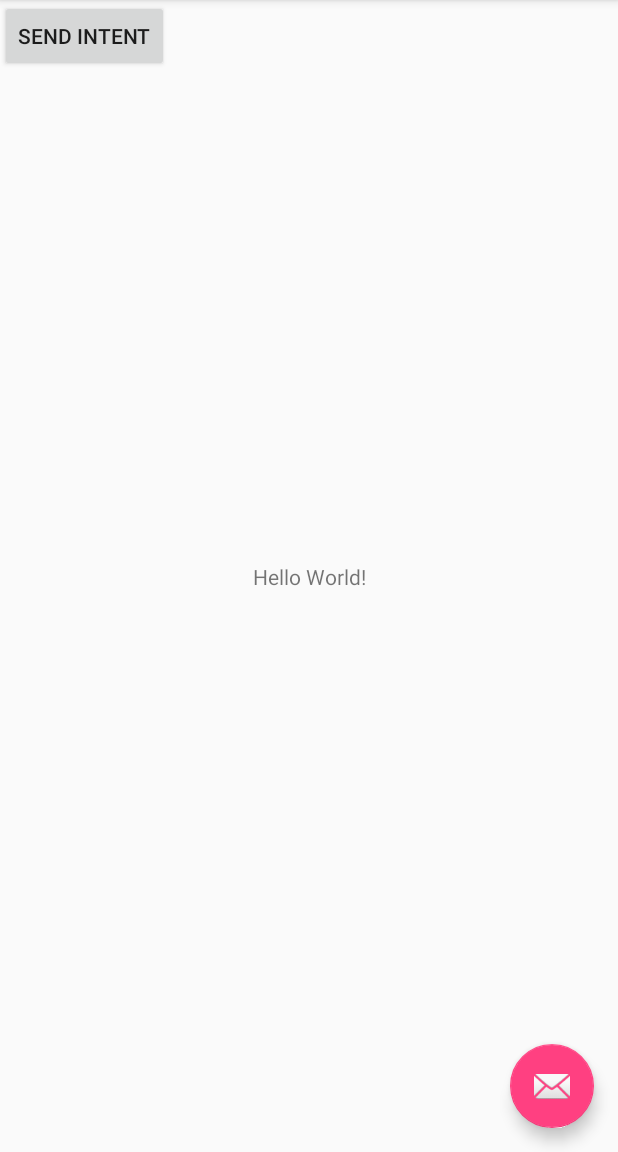
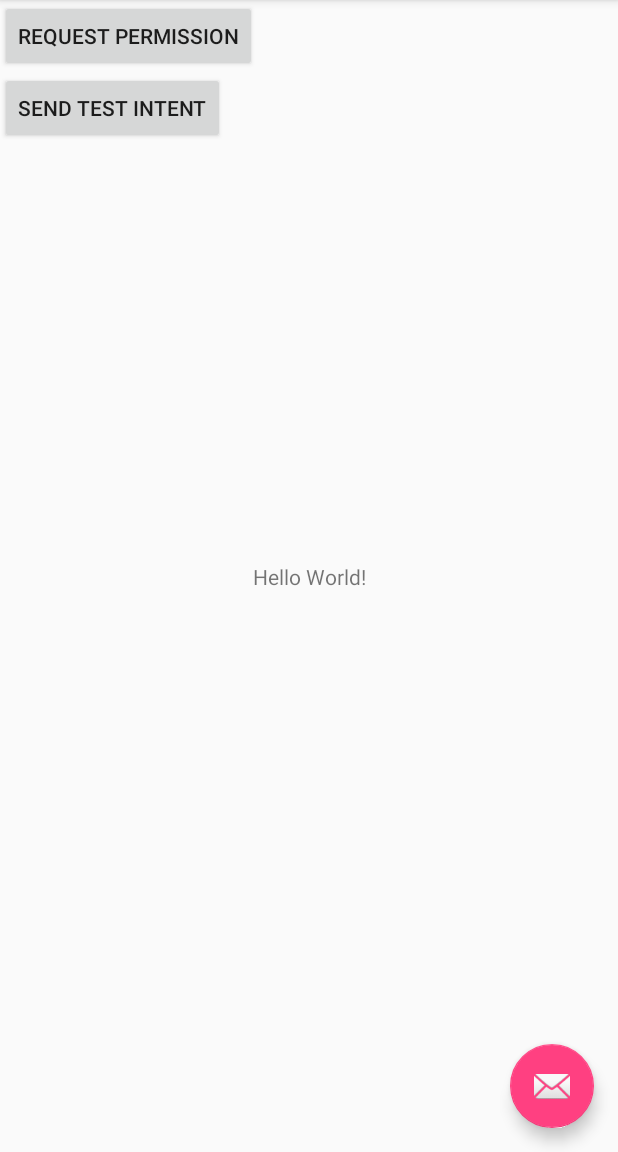
Before and after one commit to haja/push-adapter, an Android app: the screen it shows after launch (PushNotifyActivity), after a tap on an icon or button, on a phone screen of 412 x 824 dp, the part 84-1236 px from its top. Run offline under Robolectric (Android 15) with nearby library versions, the phone set to English and light mode, and no system bars.

Commit message:
UIs: rework buttons

```diff
--- a/app/src/main/java/at/sbaresearch/microgadapter/MainActivity.java
+++ b/app/src/main/java/at/sbaresearch/microgadapter/MainActivity.java
@@ -21,7 +21,6 @@ public class MainActivity extends AppCompatActivity {
 
     FloatingActionButton fab = (FloatingActionButton) findViewById(R.id.fab);
 
-    final MainActivity activity = this;
     fab.setOnClickListener(new View.OnClickListener() {
       @Override
       public void onClick(View view) {
--- a/push-notifier/src/main/java/at/sbaresearch/push_notifier/PushNotifyActivity.java
+++ b/push-notifier/src/main/java/at/sbaresearch/push_notifier/PushNotifyActivity.java
@@ -27,20 +27,22 @@ public class PushNotifyActivity extends AppCompatActivity {
 
     FloatingActionButton fab = (FloatingActionButton) findViewById(R.id.fab);
 
-    final PushNotifyActivity activity = this;
     fab.setOnClickListener(new View.OnClickListener() {
       @Override
       public void onClick(View view) {
-        if (ContextCompat.checkSelfPermission(activity, SEND_PERM)
-            != PackageManager.PERMISSION_GRANTED) {
-          ActivityCompat.requestPermissions(activity, new String[]{SEND_PERM}, SEND_PERM_REQ);
-        } else {
-          // all fine
-        }
       }
     });
 
 
+  }
+
+  public void reqPermission(View view) {
+    if (ContextCompat.checkSelfPermission(this, SEND_PERM)
+        != PackageManager.PERMISSION_GRANTED) {
+      ActivityCompat.requestPermissions(this, new String[]{SEND_PERM}, SEND_PERM_REQ);
+    } else {
+      // all fine
+    }
   }
 
   @Override
--- a/push-notifier/src/main/res/layout/content_push_notify.xml
+++ b/push-notifier/src/main/res/layout/content_push_notify.xml
@@ -17,11 +17,20 @@
             app:layout_constraintLeft_toLeftOf="parent"
             app:layout_constraintRight_toRightOf="parent"
             app:layout_constraintTop_toTopOf="parent"/>
+
     <Button
-            android:layout_width="wrap_content"
-            android:layout_height="wrap_content"
-            android:text="send intent"
-            android:onClick="sendIntent"
-            android:id="@+id/button_connect" />
+        android:layout_width="wrap_content"
+        android:layout_height="wrap_content"
+        android:text="request permission"
+        android:onClick="reqPermission"
+        android:id="@+id/button_req_perm" />
+
+    <Button
+        android:layout_width="wrap_content"
+        android:layout_height="wrap_content"
+        android:text="send test intent"
+        android:onClick="sendIntent"
+        android:id="@+id/button_intent"
+        app:layout_constraintTop_toBottomOf="@+id/button_req_perm" />
 
 </android.support.constraint.ConstraintLayout>
```
Also changed, not shown: mqtt-backend/src/main/java/at/sbaresearch/mqtt_backend/MqttBackendConfigActivity.java (+16 -6 lines).
